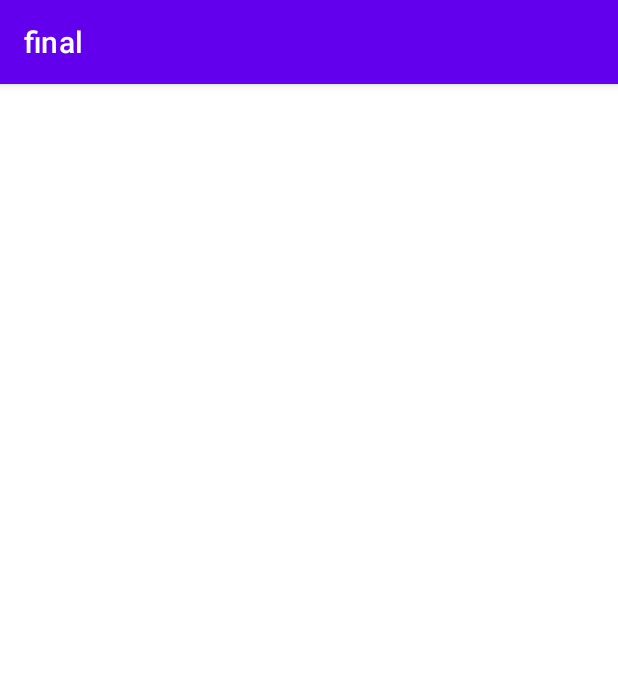
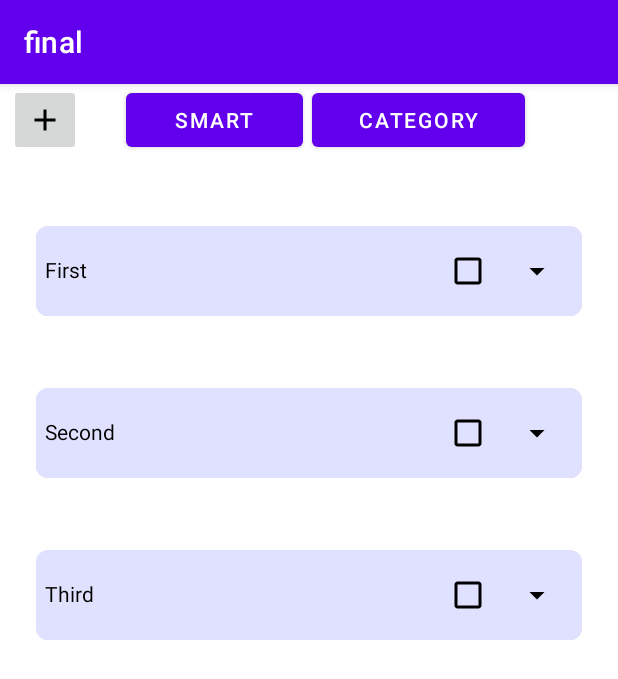
Before and after one commit to novykovd/routine-tracker-v2, an Android app built with Jetpack Compose: the screen it shows after launch (MainActivity), on a phone screen of 412 x 824 dp. Shown: the top 679 px of the screen. Run offline under Robolectric (Android 15) with nearby library versions, the phone set to English and light mode, and no system bars; our stand-ins replace Room's generated code, livedata-compose.

```diff
--- a/app/build.gradle
+++ b/app/build.gradle
@@ -61,6 +61,8 @@ dependencies {
     androidTestImplementation 'androidx.test.ext:junit:1.1.3'
     androidTestImplementation 'androidx.test.espresso:espresso-core:3.4.0'
 
+    implementation "androidx.activity:activity-compose:1.6.1"
+
     def lifecycle_version = "2.5.1"
     implementation "androidx.lifecycle:lifecycle-viewmodel:$lifecycle_version"
     implementation "androidx.lifecycle:lifecycle-viewmodel-ktx:$lifecycle_version"
@@ -71,7 +73,6 @@ dependencies {
     implementation 'androidx.compose.material3:material3:1.0.0-alpha01'
     implementation "androidx.compose.ui:ui-tooling-preview:$compose_version"
     implementation 'androidx.lifecycle:lifecycle-runtime-ktx:2.3.1'
-    implementation 'androidx.activity:activity-compose:1.3.1'
 
     implementation "androidx.compose.runtime:runtime-livedata:$compose_version"
 
--- a/app/src/main/java/com/example/afinal/MainActivity.java
+++ b/app/src/main/java/com/example/afinal/MainActivity.java
@@ -3,6 +3,8 @@ package com.example.afinal;
 import androidx.appcompat.app.AppCompatActivity;
 
 import android.os.Bundle;
+import android.widget.Button;
+import android.widget.ImageButton;
 
 public class MainActivity extends AppCompatActivity {
 
@@ -11,6 +13,10 @@ public class MainActivity extends AppCompatActivity {
         super.onCreate(savedInstanceState);
         setContentView(R.layout.activity_main);
 
+        ImageButton btn = findViewById(R.id.imageButton);
+
+
+
 
     }
 }
--- /dev/null
+++ b/app/src/main/res/drawable/ic_baseline_add_24.xml
@@ -0,0 +1,5 @@
+<vector android:height="24dp" android:tint="#000000"
+    android:viewportHeight="24" android:viewportWidth="24"
+    android:width="24dp" xmlns:android="http://schemas.android.com/apk/res/android">
+    <path android:fillColor="@android:color/white" android:pathData="M19,13h-6v6h-2v-6H5v-2h6V5h2v6h6v2z"/>
+</vector>
--- /dev/null
+++ b/app/src/main/res/layout/activity_add.xml
@@ -0,0 +1,6 @@
+<?xml version="1.0" encoding="utf-8"?>
+<androidx.constraintlayout.widget.ConstraintLayout xmlns:android="http://schemas.android.com/apk/res/android"
+    android:layout_width="match_parent"
+    android:layout_height="match_parent">
+
+</androidx.constraintlayout.widget.ConstraintLayout>
--- a/app/src/main/res/layout/activity_main.xml
+++ b/app/src/main/res/layout/activity_main.xml
@@ -5,37 +5,63 @@
     android:layout_width="match_parent"
     android:layout_height="match_parent"
     tools:context=".MainActivity">
+    <LinearLayout
+        android:id="@+id/linearLayout"
+        android:layout_width="match_parent"
+        android:layout_height="wrap_content"
+        android:orientation="horizontal">
 
+
+        <Space
+            android:layout_width="wrap_content"
+            android:layout_height="wrap_content"
+            android:layout_weight="0.2" />
+
+        <ImageButton
+            android:id="@+id/imageButton"
+            android:layout_width="wrap_content"
+            android:layout_height="match_parent"
+            android:gravity="start"
+            android:src = "@drawable/ic_baseline_add_24" />
+
+        <Space
+            android:layout_width="wrap_content"
+            android:layout_height="wrap_content"
+            android:layout_weight="1" />
+
+        <Button
+            android:id="@+id/button2"
+            android:layout_width="wrap_content"
+            android:layout_height="wrap_content"
+            android:layout_weight="1"
+            android:gravity="center"
+            android:text="SMART" />
+
+        <Space
+            android:layout_width="wrap_content"
+            android:layout_height="wrap_content"
+            android:layout_weight="0.2" />
+
+        <Button
+            android:id="@+id/button3"
+            android:layout_width="wrap_content"
+            android:layout_height="wrap_content"
+            android:layout_weight="1"
+            android:gravity="center"
+            android:text="CATEGORY" />
+
+        <Space
+            android:layout_width="wrap_content"
+            android:layout_height="wrap_content"
+            android:layout_weight="2" />
+    </LinearLayout>
     <androidx.fragment.app.FragmentContainerView
         android:id="@+id/fragmentContainerView"
         android:name="com.example.afinal.TaskListFragment"
-        android:layout_width="412dp"
-        android:layout_height="674dp"
-        app:layout_constraintBottom_toBottomOf="parent"
-        app:layout_constraintEnd_toEndOf="parent"
-        app:layout_constraintHorizontal_bias="1.0"
-        app:layout_constraintStart_toStartOf="parent"
-        app:layout_constraintTop_toTopOf="parent"
-        app:layout_constraintVertical_bias="1.0" />
+        android:layout_width="match_parent"
+        android:layout_height="match_parent"
+    />
 
-    <LinearLayout
-        android:id="@+id/linearLayout"
-        android:layout_width="match_parent"
-        android:layout_height="0dp"
-        android:orientation="horizontal"
-        app:layout_constraintBottom_toTopOf="@+id/fragmentContainerView"
-        app:layout_constraintEnd_toEndOf="parent"
-        app:layout_constraintStart_toStartOf="parent"
-        app:layout_constraintTop_toTopOf="parent">
-
-        <ImageButton></ImageButton>
-
-        <Button>
-
-        </Button>
-
-        <Button></Button>
-    </LinearLayout>
 
 
 </androidx.constraintlayout.widget.ConstraintLayout>
--- a/app/src/main/res/layout/fragment_list.xml
+++ b/app/src/main/res/layout/fragment_list.xml
@@ -2,12 +2,24 @@
 <FrameLayout xmlns:android="http://schemas.android.com/apk/res/android"
     xmlns:tools="http://schemas.android.com/tools"
     android:layout_width="match_parent"
-    android:layout_height="match_parent"
-    tools:context=".TaskListFragment">
+    android:layout_height="match_parent">
 
-    <androidx.compose.ui.platform.ComposeView
+
+    <LinearLayout
+        android:layout_width="match_parent"
         android:layout_height="match_parent"
-        android:layout_width="match_parent"
-        android:id="@+id/composer"/>
+        android:orientation="vertical">
 
+        <Space
+            android:layout_width="match_parent"
+            android:layout_height="80dp"
+            android:layout_weight="0.2" />
+
+        <androidx.compose.ui.platform.ComposeView
+            android:layout_height="match_parent"
+            android:layout_width="match_parent"
+            android:layout_weight="1"
+            android:id="@+id/composer"/>
+
+    </LinearLayout>
 </FrameLayout>
```
Also changed, not shown: app/src/main/java/com/example/afinal/AdditionActivity.java (added, +10 -0 lines), app/src/main/java/com/example/afinal/TaskListFragment.kt (+111 -13 lines).
